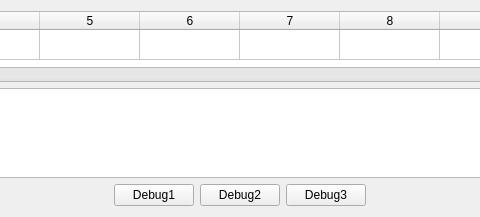
This is simulatorwindow.ui in omicronns/qt-matrix-led-animations-editor as Qt 5 draws it before an edit; both pictures show x 372 to 852 and y 0 to 217 of the 1224 by 217 pixel window. The edited form follows.
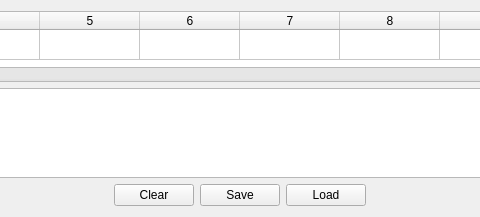
This is the edited form. Custom widgets are drawn as their Qt base class.

```diff
--- a/simulatorwindow.ui
+++ b/simulatorwindow.ui
@@ -213,21 +213,21 @@
        <item alignment="Qt::AlignHCenter">
         <widget class="QPushButton" name="debug1">
          <property name="text">
-          <string>Debug1</string>
+          <string>Clear</string>
          </property>
         </widget>
        </item>
        <item>
         <widget class="QPushButton" name="debug2">
          <property name="text">
-          <string>Debug2</string>
+          <string>Save</string>
          </property>
         </widget>
        </item>
        <item>
         <widget class="QPushButton" name="debug3">
          <property name="text">
-          <string>Debug3</string>
+          <string>Load</string>
          </property>
         </widget>
        </item>
```
Left out of the diff: 64 changed lines with no effect on the pictures.
